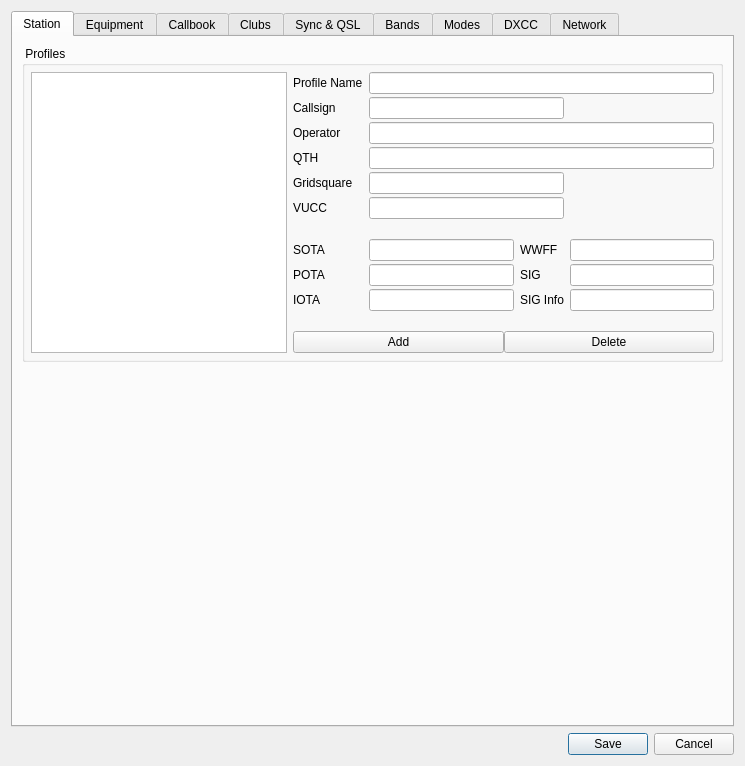
Old version of the form ui/SettingsDialog.ui in the repository k5mcd/QLog.
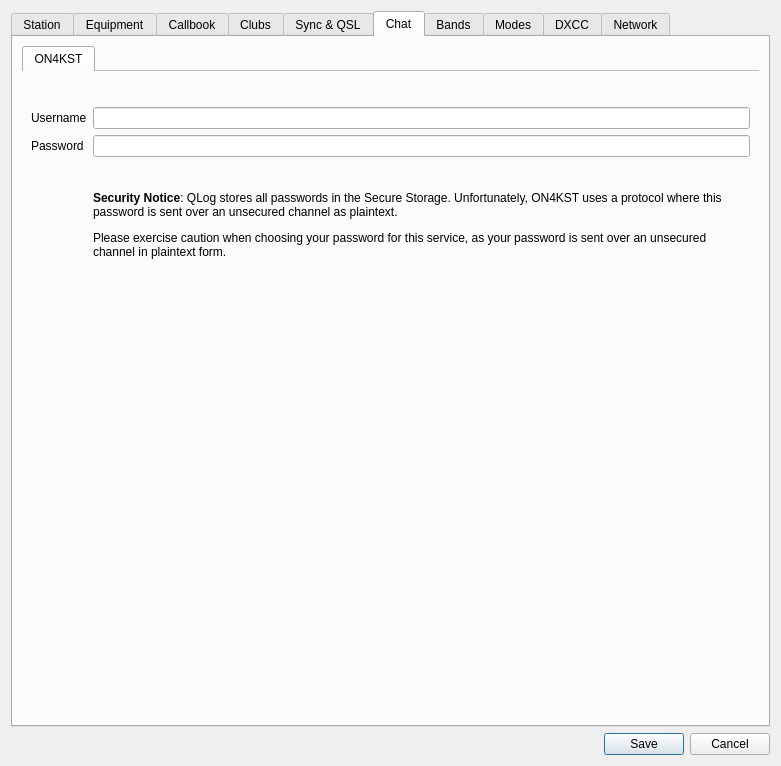
New version of the form. The open tabs and pages were chosen to show the change. Icons and pictures are not drawn.

Commit message: Added ON4KST Chat Support

Patch:
```diff
--- a/ui/SettingsDialog.ui
+++ b/ui/SettingsDialog.ui
@@ -6,7 +6,7 @@
    <rect>
     <x>0</x>
     <y>0</y>
-    <width>745</width>
+    <width>781</width>
     <height>766</height>
    </rect>
   </property>
@@ -29,6 +29,9 @@
      <property name="currentIndex">
       <number>0</number>
      </property>
+     <property name="documentMode">
+      <bool>false</bool>
+     </property>
      <widget class="QWidget" name="stationTab">
       <attribute name="title">
        <string>Station</string>
@@ -3434,6 +3437,106 @@
        </item>
       </layout>
      </widget>
+     <widget class="QWidget" name="chatTab">
+      <attribute name="title">
+       <string>Chat</string>
+      </attribute>
+      <layout class="QVBoxLayout" name="verticalLayout_13">
+       <item>
+        <widget class="QTabWidget" name="tabWidget_3">
+         <property name="currentIndex">
+          <number>0</number>
+         </property>
+         <property name="documentMode">
+          <bool>true</bool>
+         </property>
+         <widget class="QWidget" name="kstTab">
+          <attribute name="title">
+           <string>ON4KST</string>
+          </attribute>
+          <layout class="QFormLayout" name="formLayout_15">
+           <item row="0" column="1">
+            <spacer name="verticalSpacer_23">
+             <property name="orientation">
+              <enum>Qt::Vertical</enum>
+             </property>
+             <property name="sizeType">
+              <enum>QSizePolicy::Fixed</enum>
+             </property>
+             <property name="sizeHint" stdset="0">
+              <size>
+               <width>20</width>
+               <height>20</height>
+              </size>
+             </property>
+            </spacer>
+           </item>
+           <item row="1" column="0">
+            <widget class="QLabel" name="kstUsernameLabel">
+             <property name="text">
+              <string>Username</string>
+             </property>
+            </widget>
+           </item>
+           <item row="1" column="1">
+            <widget class="QLineEdit" name="kstUsernameEdit"/>
+           </item>
+           <item row="2" column="0">
+            <widget class="QLabel" name="kstPasswordLabel">
+             <property name="text">
+              <string>Password</string>
+             </property>
+            </widget>
+           </item>
+           <item row="2" column="1">
+            <widget class="QLineEdit" name="kstPasswordEdit">
+             <property name="echoMode">
+              <enum>QLineEdit::Password</enum>
+             </property>
+            </widget>
+           </item>
+           <item row="4" column="1">
+            <spacer name="verticalSpacer_24">
+             <property name="orientation">
+              <enum>Qt::Vertical</enum>
+             </property>
+             <property name="sizeHint" stdset="0">
+              <size>
+               <width>20</width>
+               <height>40</height>
+              </size>
+             </property>
+            </spacer>
+           </item>
+           <item row="3" column="1">
+            <widget class="QLabel" name="kstSecurityNoticeLabel">
+             <property name="text">
+              <string>&lt;html&gt;&lt;head/&gt;&lt;body&gt;&lt;p&gt;&lt;span style=&quot; font-weight:600;&quot;&gt;Security Notice&lt;/span&gt;: QLog stores all passwords in the Secure Storage. Unfortunately, ON4KST uses a protocol where this password is sent over an unsecured channel as plaintext.&lt;/p&gt;&lt;p&gt;Please exercise caution when choosing your password for this service, as your password is sent over an unsecured channel in plaintext form.&lt;/p&gt;&lt;/body&gt;&lt;/html&gt;</string>
+             </property>
+             <property name="wordWrap">
+              <bool>true</bool>
+             </property>
+            </widget>
+           </item>
+          </layout>
+         </widget>
+        </widget>
+       </item>
+       <item>
+        <spacer name="verticalSpacer_22">
+         <property name="orientation">
+          <enum>Qt::Vertical</enum>
+         </property>
+         <property name="sizeHint" stdset="0">
+          <size>
+           <width>20</width>
+           <height>40</height>
+          </size>
+         </property>
+        </spacer>
+       </item>
+      </layout>
+     </widget>
      <widget class="QWidget" name="bandsTab">
       <attribute name="title">
        <string>Bands</string>
```
The commit also changes 34 other files.
